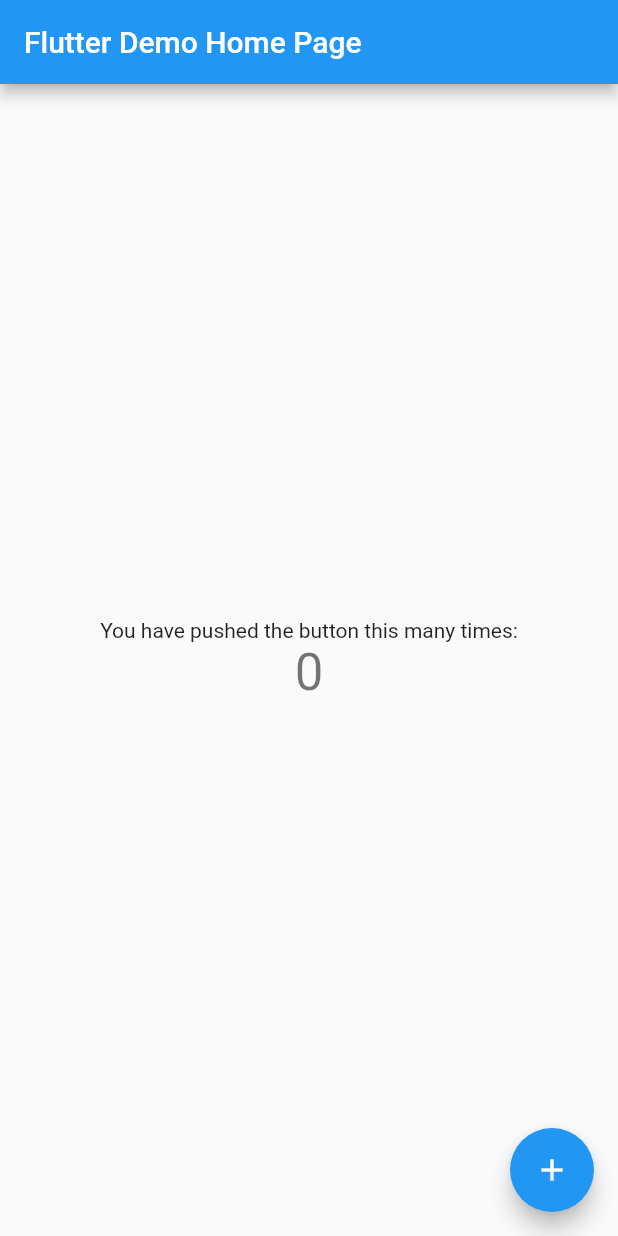
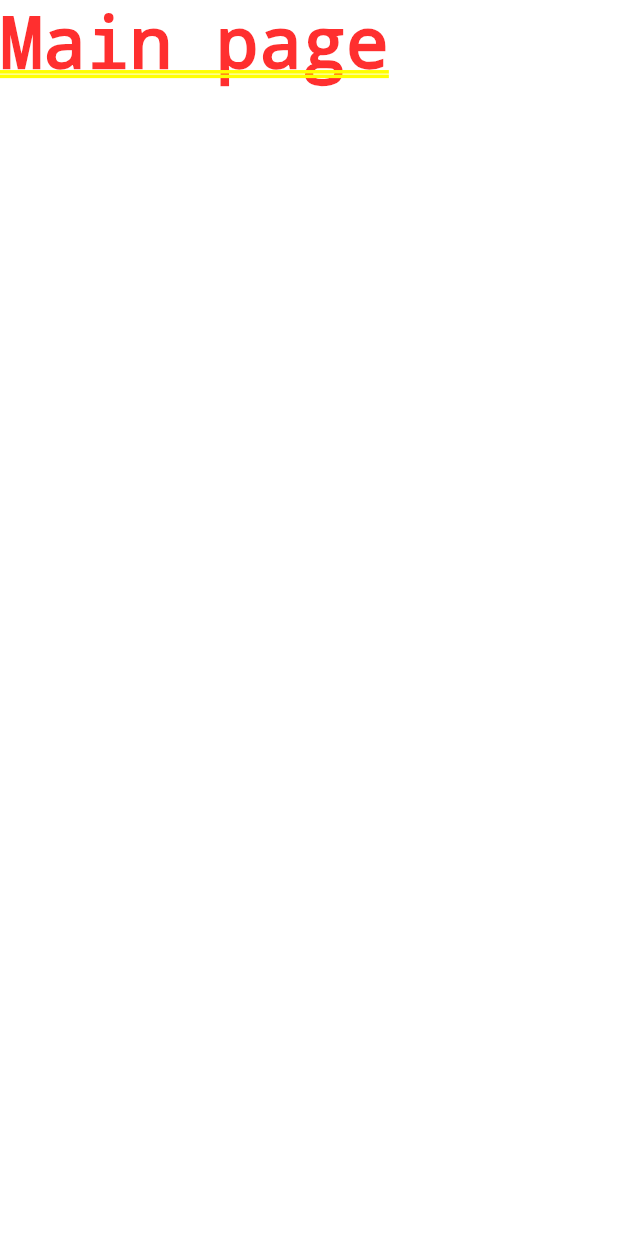
Before and after one commit to yerzhant/solat, a Flutter app: the screen it shows after launch, on a phone screen of 412 x 824 dp. Run offline on Flutter 3.47's test engine with Material 2 defaults, Android fonts, the phone set to English and light mode, and no system bars; our stand-ins replace bloc, flutter_bloc.

Commit message:
Add home page

```diff
--- a/lib/main.dart
+++ b/lib/main.dart
@@ -1,117 +1,25 @@
 import 'package:flutter/material.dart';
+import 'package:flutter_bloc/flutter_bloc.dart';
+import 'package:solat/blocs/times/times_bloc.dart';
+import 'package:solat/pages/home_page.dart';
 
 void main() {
-  runApp(MyApp());
+  runApp(SolatApp());
 }
 
-class MyApp extends StatelessWidget {
-  // This widget is the root of your application.
+class SolatApp extends StatelessWidget {
   @override
   Widget build(BuildContext context) {
     return MaterialApp(
-      title: 'Flutter Demo',
+      title: 'Время намаза',
       theme: ThemeData(
-        // This is the theme of your application.
-        //
-        // Try running your application with "flutter run". You'll see the
-        // application has a blue toolbar. Then, without quitting the app, try
-        // changing the primarySwatch below to Colors.green and then invoke
-        // "hot reload" (press "r" in the console where you ran "flutter run",
-        // or simply save your changes to "hot reload" in a Flutter IDE).
-        // Notice that the counter didn't reset back to zero; the application
-        // is not restarted.
         primarySwatch: Colors.blue,
-        // This makes the visual density adapt to the platform that you run
-        // the app on. For desktop platforms, the controls will be smaller and
-        // closer together (more dense) than on mobile platforms.
         visualDensity: VisualDensity.adaptivePlatformDensity,
       ),
-      home: MyHomePage(title: 'Flutter Demo Home Page'),
+      home: BlocProvider(
+        create: (_) => TimesBloc(),
+        child: HomePage(),
+      ),
     );
   }
 }
-
-class MyHomePage extends StatefulWidget {
-  MyHomePage({Key key, this.title}) : super(key: key);
-
-  // This widget is the home page of your application. It is stateful, meaning
-  // that it has a State object (defined below) that contains fields that affect
-  // how it looks.
-
-  // This class is the configuration for the state. It holds the values (in this
-  // case the title) provided by the parent (in this case the App widget) and
-  // used by the build method of the State. Fields in a Widget subclass are
-  // always marked "final".
-
-  final String title;
-
-  @override
-  _MyHomePageState createState() => _MyHomePageState();
-}
-
-class _MyHomePageState extends State<MyHomePage> {
-  int _counter = 0;
-
-  void _incrementCounter() {
-    setState(() {
-      // This call to setState tells the Flutter framework that something has
-      // changed in this State, which causes it to rerun the build method below
-      // so that the display can reflect the updated values. If we changed
-      // _counter without calling setState(), then the build method would not be
-      // called again, and so nothing would appear to happen.
-      _counter++;
-    });
-  }
-
-  @override
-  Widget build(BuildContext context) {
-    // This method is rerun every time setState is called, for instance as done
-    // by the _incrementCounter method above.
-    //
-    // The Flutter framework has been optimized to make rerunning build methods
-    // fast, so that you can just rebuild anything that needs updating rather
-    // than having to individually change instances of widgets.
-    return Scaffold(
-      appBar: AppBar(
-        // Here we take the value from the MyHomePage object that was created by
-        // the App.build method, and use it to set our appbar title.
-        title: Text(widget.title),
-      ),
-      body: Center(
-        // Center is a layout widget. It takes a single child and positions it
-        // in the middle of the parent.
-        child: Column(
-          // Column is also a layout widget. It takes a list of children and
-          // arranges them vertically. By default, it sizes itself to fit its
-          // children horizontally, and tries to be as tall as its parent.
-          //
-          // Invoke "debug painting" (press "p" in the console, choose the
-          // "Toggle Debug Paint" action from the Flutter Inspector in Android
-          // Studio, or the "Toggle Debug Paint" command in Visual Studio Code)
-          // to see the wireframe for each widget.
-          //
-          // Column has various properties to control how it sizes itself and
-          // how it positions its children. Here we use mainAxisAlignment to
-          // center the children vertically; the main axis here is the vertical
-          // axis because Columns are vertical (the cross axis would be
-          // horizontal).
-          mainAxisAlignment: MainAxisAlignment.center,
-          children: <Widget>[
-            Text(
-              'You have pushed the button this many times:',
-            ),
-            Text(
-              '$_counter',
-              style: Theme.of(context).textTheme.headline4,
-            ),
-          ],
-        ),
-      ),
-      floatingActionButton: FloatingActionButton(
-        onPressed: _incrementCounter,
-        tooltip: 'Increment',
-        child: Icon(Icons.add),
-      ), // This trailing comma makes auto-formatting nicer for build methods.
-    );
-  }
-}
--- /dev/null
+++ b/lib/pages/home_page.dart
@@ -0,0 +1,12 @@
+import 'package:flutter/material.dart';
+
+class HomePage extends StatelessWidget {
+  const HomePage({Key key}) : super(key: key);
+
+  @override
+  Widget build(BuildContext context) {
+    return Container(
+      child: Text('Main page'),
+    );
+  }
+}
```
Also changed, not shown: 1 other file.
